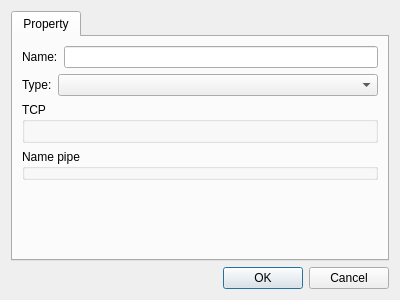
Old version of the form Plugins/RawStream/DlgSettingsRawStream.ui in the repository KangLin/RabbitRemoteControl.
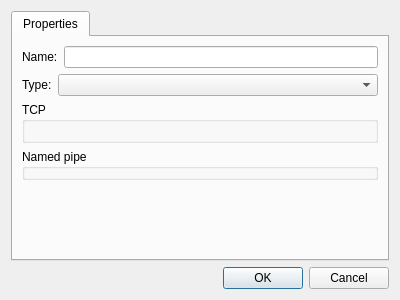
New version of the form. Custom widgets are drawn as their Qt base class.

Diff of the .ui file:
```diff
--- a/Plugins/RawStream/DlgSettingsRawStream.ui
+++ b/Plugins/RawStream/DlgSettingsRawStream.ui
@@ -21,7 +21,7 @@
      </property>
      <widget class="QWidget" name="Property">
       <attribute name="title">
-       <string>Property</string>
+       <string>Properties</string>
       </attribute>
       <layout class="QGridLayout" name="gridLayout_3">
        <item row="0" column="0">
@@ -87,7 +87,7 @@
        <item row="3" column="0">
         <widget class="QGroupBox" name="gpNamePipe">
          <property name="title">
-          <string>Name pipe</string>
+          <string>Named pipe</string>
          </property>
         </widget>
        </item>
```
